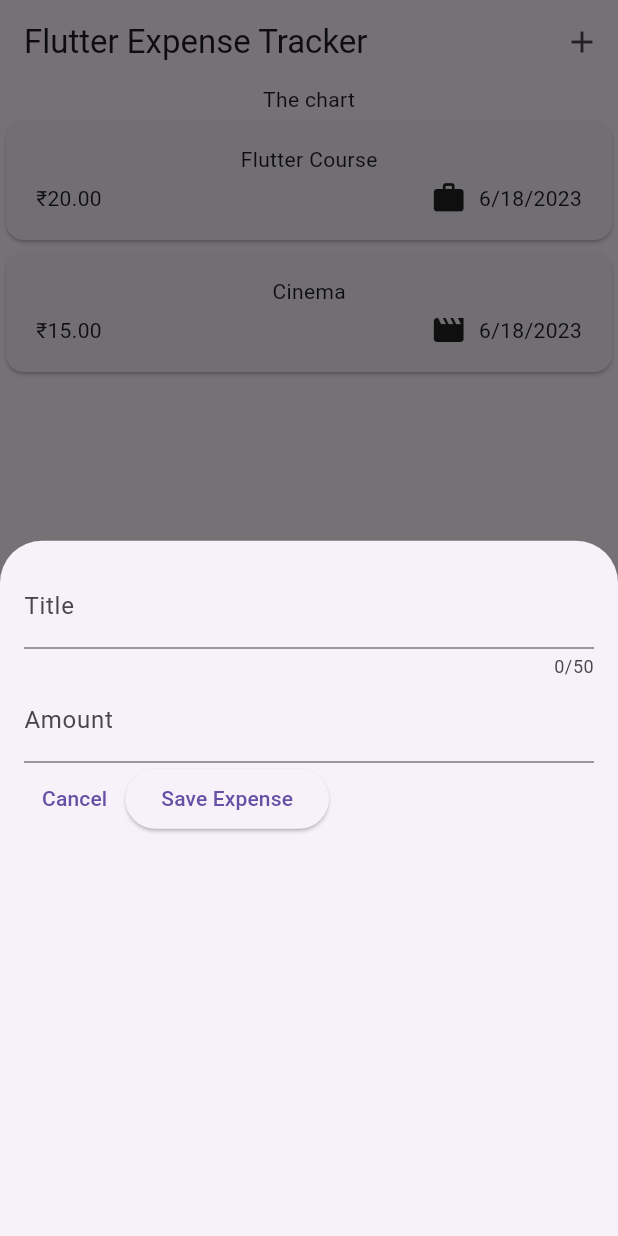
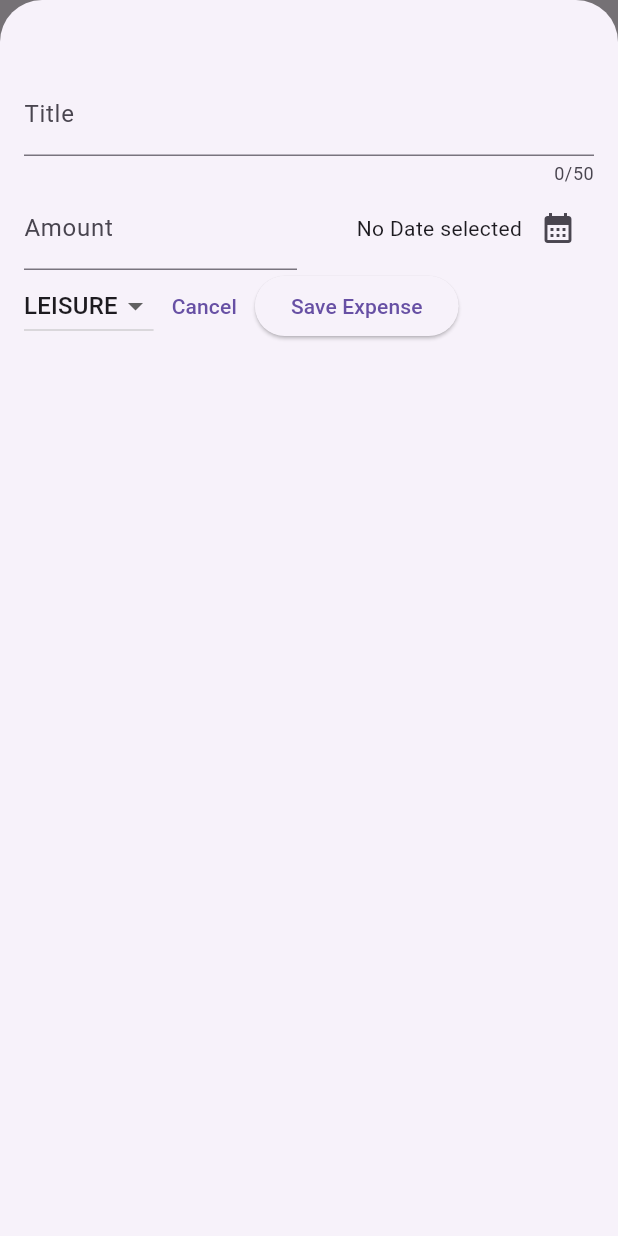
Before and after one commit to Prathu29/Expense-Tracker-App, a Flutter app: the screen it shows after launch, after a tap on the "add" icon, on a phone screen of 412 x 824 dp. Run offline on Flutter 3.47's test engine with Material 2 defaults, Android fonts, the phone set to English and light mode, and no system bars.

Commit message:
major changes

```diff
--- a/lib/widgets/expenses.dart
+++ b/lib/widgets/expenses.dart
@@ -28,13 +28,51 @@ class _ExpensesState extends State<Expenses> {
 
   void _openAddExpenseOverlay() {
     showModalBottomSheet(
+      isScrollControlled: true,
       context: context,
-      builder: (ctx) => const NewExpense(),
+      builder: (ctx) => NewExpense(onAddExpense: _addExpense),
+    );
+  }
+
+  void _addExpense(Expense expense) {
+    setState(() {
+      _registeredExpenses.add(expense);
+    });
+  }
+
+  void _removeExpense(Expense expense) {
+    final expenseIndex = _registeredExpenses.indexOf(expense);
+    setState(() {
+      _registeredExpenses.remove(expense);
+    });
+    ScaffoldMessenger.of(context).clearSnackBars();
+    ScaffoldMessenger.of(context).showSnackBar(
+      SnackBar(
+        duration: const Duration(seconds: 3),
+        content: const Text('Expense Deleated'),
+        action: SnackBarAction(
+          label: 'Undo',
+          onPressed: () {
+            setState(() {
+              _registeredExpenses.insert(expenseIndex,expense);
+            });
+          },
+        ),
+      ),
     );
   }
 
   @override
   Widget build(BuildContext context) {
+    Widget mainContent = const Center(
+      child: Text('No expenses found!'),
+    );
+    if (_registeredExpenses.isNotEmpty) {
+      mainContent = ExpensesList(
+        expenses: _registeredExpenses,
+        onRemoveExpense: _removeExpense,
+      );
+    }
     return Scaffold(
       appBar: AppBar(
         title: const Text('Flutter Expense Tracker'),
@@ -49,7 +87,7 @@ class _ExpensesState extends State<Expenses> {
         children: [
           const Text('The chart'),
           Expanded(
-            child: ExpensesList(expenses: _registeredExpenses),
+            child: mainContent,
           ),
         ],
       ),
--- a/lib/widgets/expenses_list/expenses_list.dart
+++ b/lib/widgets/expenses_list/expenses_list.dart
@@ -6,15 +6,25 @@ class ExpensesList extends StatelessWidget {
   const ExpensesList({
     super.key,
     required this.expenses,
+    required this.onRemoveExpense,
   });
 
   final List<Expense> expenses;
+  final void Function(Expense expense) onRemoveExpense;
 
   @override
   Widget build(BuildContext context) {
     return ListView.builder(
       itemCount: expenses.length,
-      itemBuilder: (ctx, index) => ExpenseItem(expenses[index]),
+      itemBuilder: (ctx, index) => Dismissible(
+        key: ValueKey(expenses[index]),
+        onDismissed: (direction) {
+          onRemoveExpense(expenses[index]);
+        },
+        child: ExpenseItem(
+          expenses[index],
+        ),
+      ),
     );
   }
 }
--- a/lib/widgets/new_expense.dart
+++ b/lib/widgets/new_expense.dart
@@ -1,7 +1,10 @@
 import 'package:flutter/material.dart';
+import 'package:expense_tracker/models/expense.dart';
 
 class NewExpense extends StatefulWidget {
-  const NewExpense({super.key});
+  const NewExpense({super.key, required this.onAddExpense});
+
+  final void Function(Expense expense) onAddExpense;
 
   @override
   State<NewExpense> createState() {
@@ -12,6 +15,58 @@ class NewExpense extends StatefulWidget {
 class _NewExpenseState extends State<NewExpense> {
   final _titleController = TextEditingController();
   final _amountController = TextEditingController();
+  DateTime? _selectedDate;
+  Category _selectedCatagory = Category.leisure;
+
+  void _presentDatePicker() async {
+    final now = DateTime.now();
+    final firstDate = DateTime(now.year - 1, now.month, now.day);
+    final pickedDate = await showDatePicker(
+      context: context,
+      initialDate: now,
+      firstDate: firstDate,
+      lastDate: now,
+    );
+    setState(() {
+      _selectedDate = pickedDate;
+    });
+  }
+
+  void _submitExpenseData() {
+    final enteredAmount = double.tryParse(_amountController.text);
+    final amountisInvalid = enteredAmount == null || enteredAmount <= 0;
+    if (_titleController.text.trim().isEmpty ||
+        amountisInvalid ||
+        _selectedDate == null) {
+      //show error message
+      showDialog(
+        context: context,
+        builder: (ctx) => AlertDialog(
+          title: const Text('Invalid Input'),
+          content: const Text(
+              'Please make sure a valid amount, date and category was entered'),
+          actions: [
+            TextButton(
+              onPressed: () {
+                Navigator.pop(ctx);
+              },
+              child: const Text('Okay'),
+            ),
+          ],
+        ),
+      );
+      return;
+    }
+    widget.onAddExpense(
+      Expense(
+        title: _titleController.text,
+        amount: enteredAmount,
+        date: _selectedDate!,
+        category: _selectedCatagory,
+      ),
+    );
+    Navigator.pop(context);
+  }
 
   @override
   void dispose() {
@@ -23,7 +78,7 @@ class _NewExpenseState extends State<NewExpense> {
   @override
   Widget build(BuildContext context) {
     return Padding(
-      padding: const EdgeInsets.all(16),
+      padding: const EdgeInsets.fromLTRB(16, 48, 16, 16),
       child: Column(
         children: [
           TextField(
@@ -33,7 +88,10 @@ class _NewExpenseState extends State<NewExpense> {
               label: Text('Title'),
             ),
           ),
-          TextField(
+          Row(
+            children: [
+              Expanded(
+                child: TextField(
                   controller: _amountController,
                   keyboardType: TextInputType.number,
                   decoration: const InputDecoration(
@@ -41,17 +99,62 @@ class _NewExpenseState extends State<NewExpense> {
                     label: Text('Amount'),
                   ),
                 ),
+              ),
+              const SizedBox(
+                width: 16,
+              ),
+              Expanded(
+                child: Row(
+                  mainAxisAlignment: MainAxisAlignment.end,
+                  crossAxisAlignment: CrossAxisAlignment.center,
+                  children: [
+                    Text(
+                      _selectedDate == null
+                          ? 'No Date selected'
+                          : formatter.format(_selectedDate!),
+                    ),
+                    IconButton(
+                      onPressed: _presentDatePicker,
+                      icon: const Icon(
+                        Icons.calendar_month,
+                      ),
+                    ),
+                  ],
+                ),
+              )
+            ],
+          ),
           Row(
             children: [
+              DropdownButton(
+                value: _selectedCatagory,
+                items: Category.values
+                    .map(
+                      (category) => DropdownMenuItem(
+                        value: category,
+                        child: Text(
+                          category.name.toUpperCase(),
+                        ),
+                      ),
+                    )
+                    .toList(),
+                onChanged: (value) {
+                  if (value == null) {
+                    return;
+                  }
+                  setState(() {
+                    _selectedCatagory = value;
+                  });
+                },
+              ),
               TextButton(
-                onPressed: () {},
+                onPressed: () {
+                  Navigator.pop(context);
+                },
                 child: const Text('Cancel'),
               ),
               ElevatedButton(
-                onPressed: () {
-                  print(_titleController.text);
-                  print(_amountController.text);
-                },
+                onPressed: _submitExpenseData,
                 child: const Text('Save Expense'),
               )
             ],
```
Also changed, not shown: 1 other file. Lines whose indentation alone changed are shown as unchanged.
